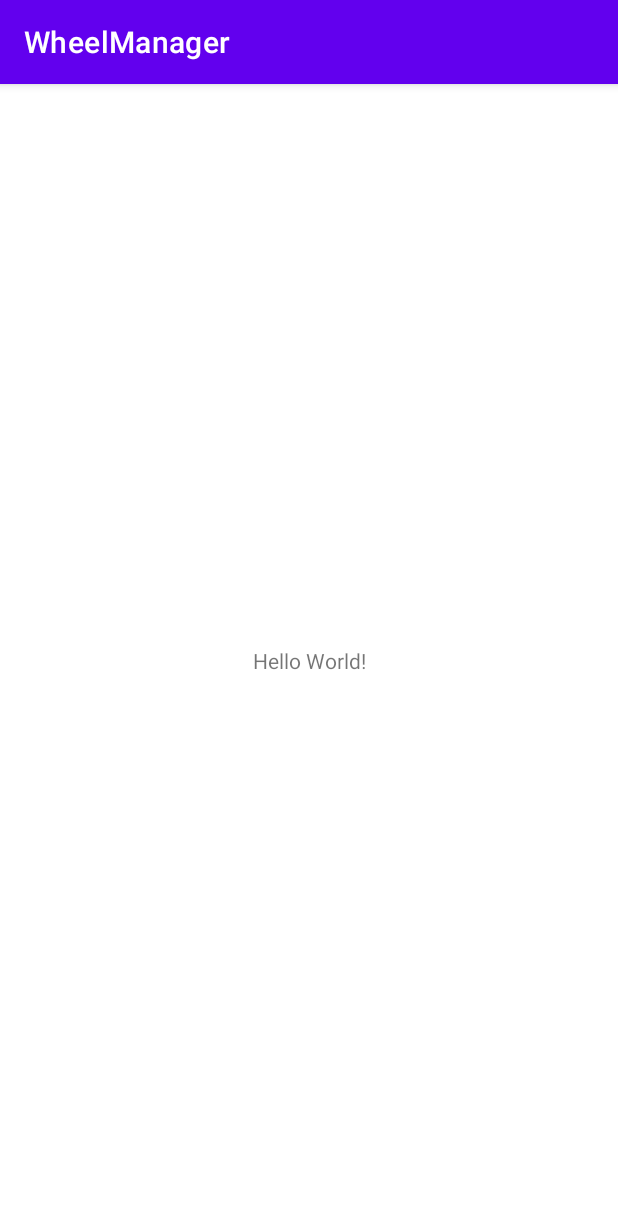
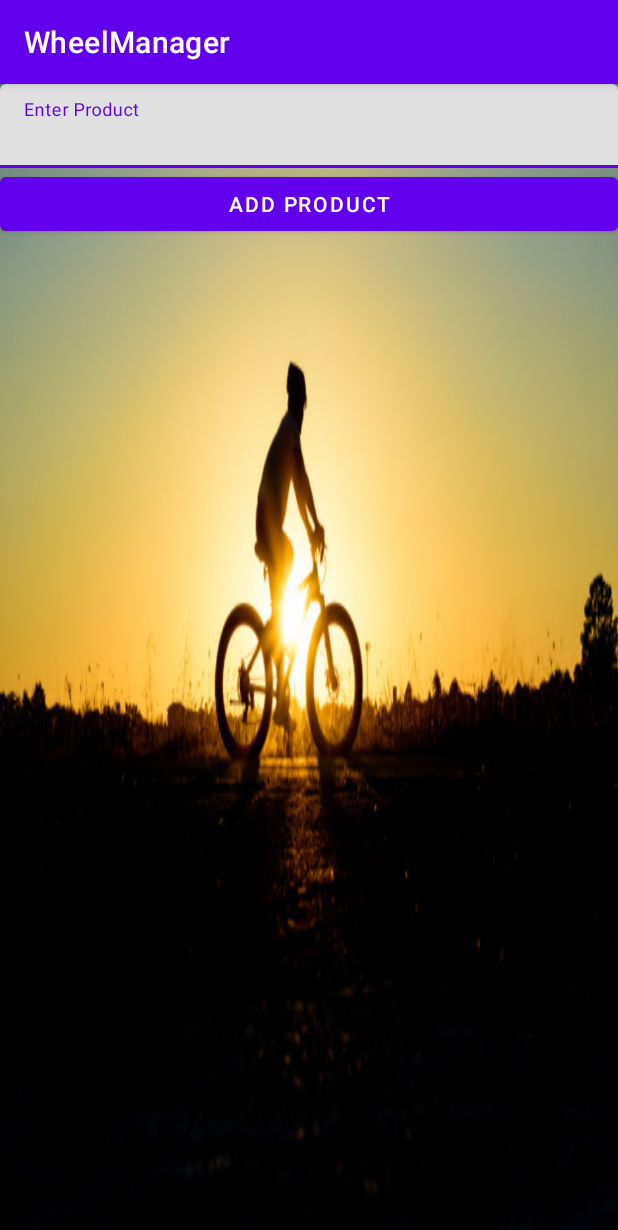
Before and after one commit to omar2702/WheelManager_Movil, an Android app: the screen it shows after launch (MainActivity), on a phone screen of 412 x 824 dp. Shown: the top 1230 px of the screen. Run offline under Robolectric (Android 15) with nearby library versions, the phone set to English and light mode, and no system bars.

Commit message:
Add Product Feature CRUD creation

```diff
--- a/WheelManager/app/src/main/AndroidManifest.xml
+++ b/WheelManager/app/src/main/AndroidManifest.xml
@@ -9,7 +9,8 @@
         android:roundIcon="@mipmap/ic_launcher_round"
         android:supportsRtl="true"
         android:theme="@style/Theme.WheelManager">
-        <activity android:name=".MainActivity">
+        <activity android:name=".ui.ProductActivity"></activity>
+        <activity android:name=".ui.MainActivity">
             <intent-filter>
                 <action android:name="android.intent.action.MAIN" />
 
--- /dev/null
+++ b/WheelManager/app/src/main/java/pe/edu/upc/wheelmanager/models/Product.kt
@@ -0,0 +1,3 @@
+package pe.edu.upc.wheelmanager.models
+
+class Product(var name: String)
--- /dev/null
+++ b/WheelManager/app/src/main/java/pe/edu/upc/wheelmanager/ui/MainActivity.kt
@@ -0,0 +1,65 @@
+package pe.edu.upc.wheelmanager.ui
+
+import android.app.Activity
+import android.content.Intent
+import androidx.appcompat.app.AppCompatActivity
+import android.os.Bundle
+import android.widget.Button
+import android.widget.EditText
+import android.widget.Toast
+import androidx.recyclerview.widget.LinearLayoutManager
+import androidx.recyclerview.widget.RecyclerView
+import pe.edu.upc.wheelmanager.R
+import pe.edu.upc.wheelmanager.adapters.ProductAdapter
+import pe.edu.upc.wheelmanager.models.Product
+
+class MainActivity : AppCompatActivity() {
+
+
+    private lateinit var btAdd: Button
+    private lateinit var etName: EditText
+    private lateinit var rvProducts: RecyclerView
+
+    private var products = ArrayList<Product>()
+
+    override fun onCreate(savedInstanceState: Bundle?) {
+        super.onCreate(savedInstanceState)
+        setContentView(R.layout.activity_main)
+        initViews()
+        initListeners()
+    }
+
+    private fun initListeners() {
+        btAdd.setOnClickListener {
+            val name = etName.text.toString()
+            val product = Product(name)
+            if (name.isEmpty()) {
+                Toast.makeText(this, "Product's name is missing", Toast.LENGTH_SHORT).show()
+            } else {
+                products.add(product)
+                rvProducts.adapter?.notifyDataSetChanged()
+            }
+        }
+    }
+
+    private fun initViews() {
+        btAdd = findViewById(R.id.btAdd)
+        etName = findViewById(R.id.etName)
+        rvProducts = findViewById(R.id.rvProducts)
+
+        val productAdapter = ProductAdapter(products, this)
+        rvProducts.adapter = productAdapter
+        rvProducts.layoutManager = LinearLayoutManager(this)
+    }
+
+
+    override fun onActivityResult(requestCode: Int, resultCode: Int, data: Intent?) {
+        if (resultCode == Activity.RESULT_OK){
+            if (requestCode == 0) {
+                val name = data?.getStringExtra("name")
+                (rvProducts.adapter as ProductAdapter).onActivityResult(name)
+            }
+        }
+        super.onActivityResult(requestCode, resultCode, data)
+    }
+}
--- a/WheelManager/app/src/main/res/layout/activity_main.xml
+++ b/WheelManager/app/src/main/res/layout/activity_main.xml
@@ -4,15 +4,39 @@
     xmlns:tools="http://schemas.android.com/tools"
     android:layout_width="match_parent"
     android:layout_height="match_parent"
-    tools:context=".MainActivity">
+    android:background="@drawable/bicicleta"
+    tools:context=".ui.MainActivity">
 
-    <TextView
-        android:layout_width="wrap_content"
+    <com.google.android.material.textfield.TextInputLayout
+        android:id="@+id/textInputLayout"
+        android:layout_width="0dp"
         android:layout_height="wrap_content"
-        android:text="Hello World!"
+        app:layout_constraintEnd_toEndOf="parent"
+        app:layout_constraintStart_toStartOf="parent"
+        app:layout_constraintTop_toTopOf="parent">
+
+        <com.google.android.material.textfield.TextInputEditText
+            android:id="@+id/etName"
+            android:layout_width="match_parent"
+            android:layout_height="wrap_content"
+            android:hint="@string/hint_name" />
+    </com.google.android.material.textfield.TextInputLayout>
+
+    <Button
+        android:id="@+id/btAdd"
+        android:layout_width="0dp"
+        android:layout_height="wrap_content"
+        android:text="@string/bt_add"
+        app:layout_constraintEnd_toEndOf="parent"
+        app:layout_constraintStart_toStartOf="parent"
+        app:layout_constraintTop_toBottomOf="@+id/textInputLayout" />
+
+    <androidx.recyclerview.widget.RecyclerView
+        android:id="@+id/rvProducts"
+        android:layout_width="0dp"
+        android:layout_height="0dp"
         app:layout_constraintBottom_toBottomOf="parent"
-        app:layout_constraintLeft_toLeftOf="parent"
-        app:layout_constraintRight_toRightOf="parent"
-        app:layout_constraintTop_toTopOf="parent" />
-
+        app:layout_constraintEnd_toEndOf="parent"
+        app:layout_constraintStart_toStartOf="parent"
+        app:layout_constraintTop_toBottomOf="@+id/btAdd" />
 </androidx.constraintlayout.widget.ConstraintLayout>
--- a/WheelManager/app/src/main/res/values/strings.xml
+++ b/WheelManager/app/src/main/res/values/strings.xml
@@ -1,3 +1,7 @@
 <resources>
     <string name="app_name">WheelManager</string>
+    <string name="hint_name">Enter Product</string>
+    <string name="bt_add">Add Product</string>
+    <string name="bt_cancel">Cancel</string>
+    <string name="bt_save">Save</string>
 </resources>
```
Also changed, not shown: WheelManager/app/src/main/java/pe/edu/upc/wheelmanager/MainActivity.kt (deleted, +0 -11 lines), WheelManager/app/src/main/java/pe/edu/upc/wheelmanager/adapters/ProductAdapter.kt (added, +65 -0 lines), WheelManager/app/src/main/java/pe/edu/upc/wheelmanager/ui/ProductActivity.kt (added, +44 -0 lines), WheelManager/app/src/main/res/layout/activity_product.xml (added, +47 -0 lines), WheelManager/app/src/main/res/layout/prototype_product.xml (added, +29 -0 lines), WheelManager/app/src/main/res/drawable/bicicleta.jpg (added), 483 other files.
